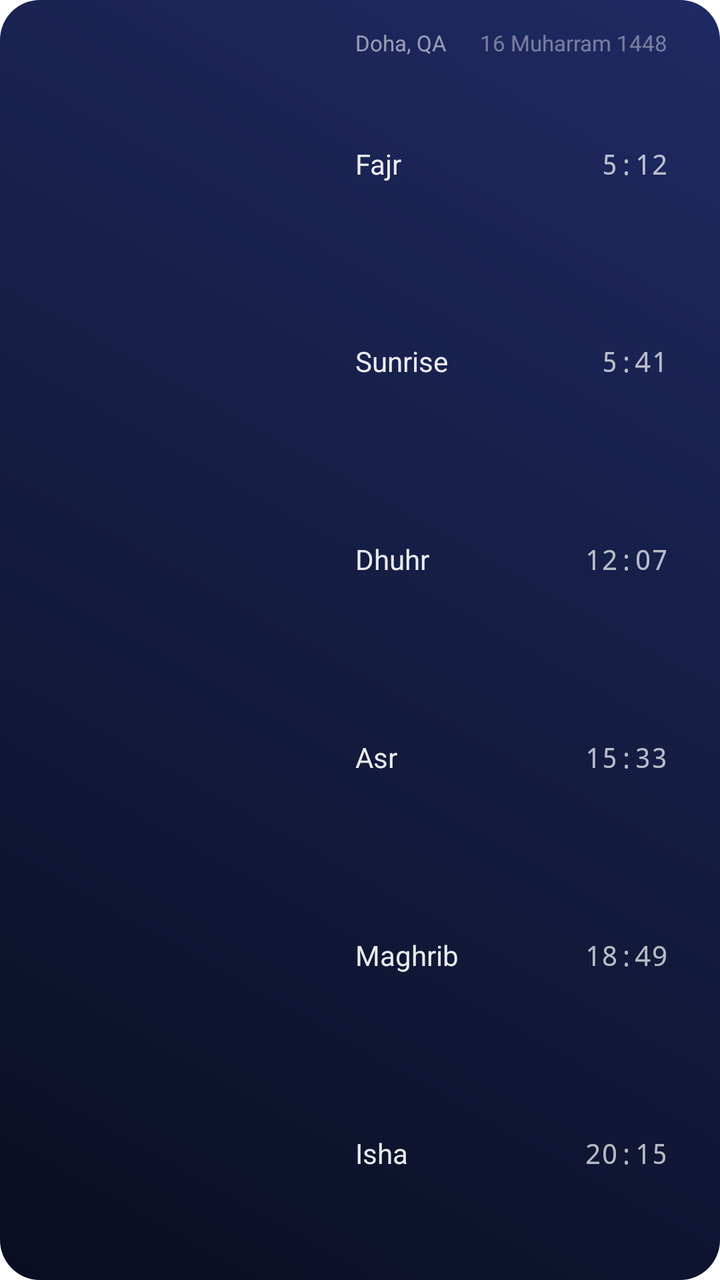
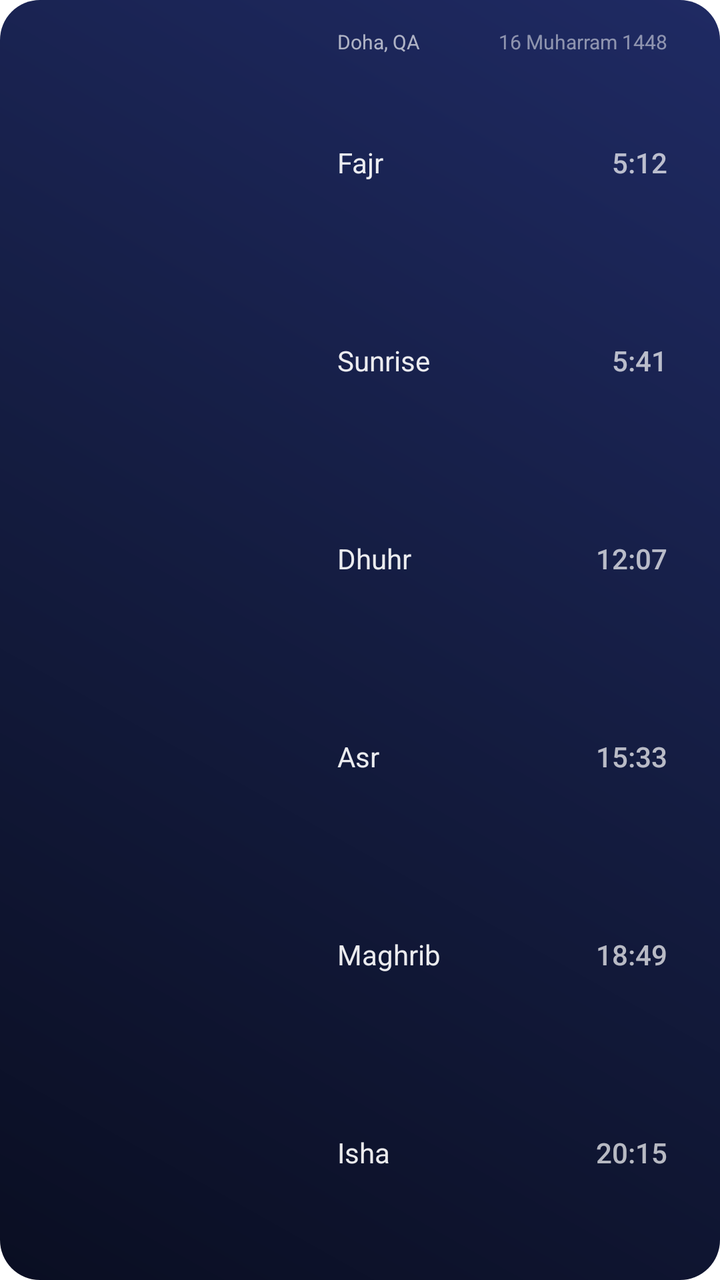

Compare the two renders of this Android layout. The source of the first and the diff that turns it into the second are given below.
<!-- AndroidManifest.xml: another module's application theme Theme.meeqat_app -->
<!-- res/layout/widget_prayer_wide.xml -->
<?xml version="1.0" encoding="utf-8"?>
<LinearLayout xmlns:android="http://schemas.android.com/apk/res/android"
    android:id="@+id/widget_root"
    android:layout_width="match_parent"
    android:layout_height="match_parent"
    android:background="@drawable/widget_background"
    android:orientation="horizontal"
    android:gravity="center_vertical"
    android:padding="14dp">

    <ImageView
        android:id="@+id/orbit_image"
        android:layout_width="0dp"
        android:layout_height="match_parent"
        android:layout_weight="0.44"
        android:adjustViewBounds="true"
        android:scaleType="fitCenter"
        android:contentDescription="@null" />

    <LinearLayout
        android:layout_width="0dp"
        android:layout_height="match_parent"
        android:layout_weight="0.56"
        android:layout_marginStart="10dp"
        android:orientation="vertical">

        <LinearLayout
            android:layout_width="match_parent"
            android:layout_height="wrap_content"
            android:orientation="horizontal"
            android:gravity="center_vertical"
            android:paddingStart="12dp"
            android:paddingEnd="12dp">
            <TextView android:id="@+id/location_text" android:layout_width="0dp" android:layout_height="wrap_content" android:layout_weight="1" android:text="Doha, QA" android:textColor="#8CFFFFFF" android:textSize="11sp" android:maxLines="1" android:ellipsize="end" />
            <TextView android:id="@+id/hijri_date" android:layout_width="wrap_content" android:layout_height="wrap_content" android:text="16 Muharram 1448" android:textColor="#66FFFFFF" android:textSize="11sp" android:maxLines="1" android:ellipsize="end" />
        </LinearLayout>

        <include layout="@layout/widget_times_list"
            android:layout_width="match_parent"
            android:layout_height="0dp"
            android:layout_weight="1"
            android:layout_marginTop="4dp" />

        <TextView android:id="@+id/now_clock" android:layout_width="0dp" android:layout_height="0dp" android:visibility="gone" />
        <TextView android:id="@+id/gregorian_date" android:layout_width="0dp" android:layout_height="0dp" android:visibility="gone" />
    </LinearLayout>

</LinearLayout>
<!-- res/layout/widget_times_list.xml (included above) -->
<?xml version="1.0" encoding="utf-8"?>
<LinearLayout xmlns:android="http://schemas.android.com/apk/res/android"
    android:id="@+id/times_list"
    android:layout_width="match_parent"
    android:layout_height="match_parent"
    android:orientation="vertical"
    android:baselineAligned="false">

    <LinearLayout android:id="@+id/strip_col_1" android:layout_width="match_parent" android:layout_height="0dp" android:layout_weight="1" android:orientation="horizontal" android:gravity="center_vertical" android:paddingStart="12dp" android:paddingEnd="12dp">
        <TextView android:id="@+id/strip_label_1" android:layout_width="0dp" android:layout_height="wrap_content" android:layout_weight="1" android:text="Fajr" android:textColor="#EAFFFFFF" android:textSize="14sp" android:maxLines="1" android:ellipsize="end" />
        <TextView android:id="@+id/strip_time_1" android:layout_width="wrap_content" android:layout_height="wrap_content" android:text="5:12" android:textColor="#B3FFFFFF" android:textSize="14sp" android:fontFamily="monospace" android:maxLines="1" />
    </LinearLayout>

    <LinearLayout android:id="@+id/strip_col_2" android:layout_width="match_parent" android:layout_height="0dp" android:layout_weight="1" android:orientation="horizontal" android:gravity="center_vertical" android:paddingStart="12dp" android:paddingEnd="12dp">
        <TextView android:id="@+id/strip_label_2" android:layout_width="0dp" android:layout_height="wrap_content" android:layout_weight="1" android:text="Sunrise" android:textColor="#EAFFFFFF" android:textSize="14sp" android:maxLines="1" android:ellipsize="end" />
        <TextView android:id="@+id/strip_time_2" android:layout_width="wrap_content" android:layout_height="wrap_content" android:text="5:41" android:textColor="#B3FFFFFF" android:textSize="14sp" android:fontFamily="monospace" android:maxLines="1" />
    </LinearLayout>

    <LinearLayout android:id="@+id/strip_col_3" android:layout_width="match_parent" android:layout_height="0dp" android:layout_weight="1" android:orientation="horizontal" android:gravity="center_vertical" android:paddingStart="12dp" android:paddingEnd="12dp">
        <TextView android:id="@+id/strip_label_3" android:layout_width="0dp" android:layout_height="wrap_content" android:layout_weight="1" android:text="Dhuhr" android:textColor="#EAFFFFFF" android:textSize="14sp" android:maxLines="1" android:ellipsize="end" />
        <TextView android:id="@+id/strip_time_3" android:layout_width="wrap_content" android:layout_height="wrap_content" android:text="12:07" android:textColor="#B3FFFFFF" android:textSize="14sp" android:fontFamily="monospace" android:maxLines="1" />
    </LinearLayout>

    <LinearLayout android:id="@+id/strip_col_4" android:layout_width="match_parent" android:layout_height="0dp" android:layout_weight="1" android:orientation="horizontal" android:gravity="center_vertical" android:paddingStart="12dp" android:paddingEnd="12dp">
        <TextView android:id="@+id/strip_label_4" android:layout_width="0dp" android:layout_height="wrap_content" android:layout_weight="1" android:text="Asr" android:textColor="#EAFFFFFF" android:textSize="14sp" android:maxLines="1" android:ellipsize="end" />
        <TextView android:id="@+id/strip_time_4" android:layout_width="wrap_content" android:layout_height="wrap_content" android:text="15:33" android:textColor="#B3FFFFFF" android:textSize="14sp" android:fontFamily="monospace" android:maxLines="1" />
    </LinearLayout>

    <LinearLayout android:id="@+id/strip_col_5" android:layout_width="match_parent" android:layout_height="0dp" android:layout_weight="1" android:orientation="horizontal" android:gravity="center_vertical" android:paddingStart="12dp" android:paddingEnd="12dp">
        <TextView android:id="@+id/strip_label_5" android:layout_width="0dp" android:layout_height="wrap_content" android:layout_weight="1" android:text="Maghrib" android:textColor="#EAFFFFFF" android:textSize="14sp" android:maxLines="1" android:ellipsize="end" />
        <TextView android:id="@+id/strip_time_5" android:layout_width="wrap_content" android:layout_height="wrap_content" android:text="18:49" android:textColor="#B3FFFFFF" android:textSize="14sp" android:fontFamily="monospace" android:maxLines="1" />
    </LinearLayout>

    <LinearLayout android:id="@+id/strip_col_6" android:layout_width="match_parent" android:layout_height="0dp" android:layout_weight="1" android:orientation="horizontal" android:gravity="center_vertical" android:paddingStart="12dp" android:paddingEnd="12dp">
        <TextView android:id="@+id/strip_label_6" android:layout_width="0dp" android:layout_height="wrap_content" android:layout_weight="1" android:text="Isha" android:textColor="#EAFFFFFF" android:textSize="14sp" android:maxLines="1" android:ellipsize="end" />
        <TextView android:id="@+id/strip_time_6" android:layout_width="wrap_content" android:layout_height="wrap_content" android:text="20:15" android:textColor="#B3FFFFFF" android:textSize="14sp" android:fontFamily="monospace" android:maxLines="1" />
    </LinearLayout>

</LinearLayout>
<!-- resources referenced by this layout -->
<resources>
  <!-- drawable widget_background (drawable) -->
  <?xml version="1.0" encoding="utf-8"?>
  <shape xmlns:android="http://schemas.android.com/apk/res/android"
      android:shape="rectangle">
      <gradient
          android:type="linear"
          android:angle="225"
          android:startColor="#1f2a63"
          android:centerColor="#141c40"
          android:endColor="#0a0e22" />
      <corners android:radius="20dp" />
  </shape>
  <style name="Theme.meeqat_app" parent="Theme.MaterialComponents.DayNight.NoActionBar">
          
      </style>
</resources>

<!-- the commit's change to res/layout/widget_prayer_wide.xml (unified diff, before → after) -->
@@ -12,7 +12,7 @@
         android:id="@+id/orbit_image"
         android:layout_width="0dp"
         android:layout_height="match_parent"
-        android:layout_weight="0.44"
+        android:layout_weight="0.42"
         android:adjustViewBounds="true"
         android:scaleType="fitCenter"
         android:contentDescription="@null" />
@@ -20,8 +20,8 @@
     <LinearLayout
         android:layout_width="0dp"
         android:layout_height="match_parent"
-        android:layout_weight="0.56"
-        android:layout_marginStart="10dp"
+        android:layout_weight="0.58"
+        android:layout_marginStart="6dp"
         android:orientation="vertical">
 
         <LinearLayout
@@ -31,8 +31,8 @@
             android:gravity="center_vertical"
             android:paddingStart="12dp"
             android:paddingEnd="12dp">
-            <TextView android:id="@+id/location_text" android:layout_width="0dp" android:layout_height="wrap_content" android:layout_weight="1" android:text="Doha, QA" android:textColor="#8CFFFFFF" android:textSize="11sp" android:maxLines="1" android:ellipsize="end" />
-            <TextView android:id="@+id/hijri_date" android:layout_width="wrap_content" android:layout_height="wrap_content" android:text="16 Muharram 1448" android:textColor="#66FFFFFF" android:textSize="11sp" android:maxLines="1" android:ellipsize="end" />
+            <TextView android:id="@+id/location_text" android:layout_width="wrap_content" android:layout_height="wrap_content" android:text="Doha, QA" android:textColor="#A6FFFFFF" android:textSize="10sp" android:maxLines="1" />
+            <TextView android:id="@+id/hijri_date" android:layout_width="0dp" android:layout_height="wrap_content" android:layout_weight="1" android:layout_marginStart="8dp" android:gravity="end" android:text="16 Muharram 1448" android:textColor="#80FFFFFF" android:textSize="10sp" android:maxLines="1" android:ellipsize="end" />
         </LinearLayout>
 
         <include layout="@layout/widget_times_list"
@@ -57,32 +57,32 @@
 
     <LinearLayout android:id="@+id/strip_col_1" android:layout_width="match_parent" android:layout_height="0dp" android:layout_weight="1" android:orientation="horizontal" android:gravity="center_vertical" android:paddingStart="12dp" android:paddingEnd="12dp">
         <TextView android:id="@+id/strip_label_1" android:layout_width="0dp" android:layout_height="wrap_content" android:layout_weight="1" android:text="Fajr" android:textColor="#EAFFFFFF" android:textSize="14sp" android:maxLines="1" android:ellipsize="end" />
-        <TextView android:id="@+id/strip_time_1" android:layout_width="wrap_content" android:layout_height="wrap_content" android:text="5:12" android:textColor="#B3FFFFFF" android:textSize="14sp" android:fontFamily="monospace" android:maxLines="1" />
+        <TextView android:id="@+id/strip_time_1" android:layout_width="wrap_content" android:layout_height="wrap_content" android:text="5:12" android:textColor="#B3FFFFFF" android:textSize="14sp" android:fontFamily="sans-serif-medium" android:fontFeatureSettings="tnum" android:maxLines="1" />
     </LinearLayout>
 
     <LinearLayout android:id="@+id/strip_col_2" android:layout_width="match_parent" android:layout_height="0dp" android:layout_weight="1" android:orientation="horizontal" android:gravity="center_vertical" android:paddingStart="12dp" android:paddingEnd="12dp">
         <TextView android:id="@+id/strip_label_2" android:layout_width="0dp" android:layout_height="wrap_content" android:layout_weight="1" android:text="Sunrise" android:textColor="#EAFFFFFF" android:textSize="14sp" android:maxLines="1" android:ellipsize="end" />
-        <TextView android:id="@+id/strip_time_2" android:layout_width="wrap_content" android:layout_height="wrap_content" android:text="5:41" android:textColor="#B3FFFFFF" android:textSize="14sp" android:fontFamily="monospace" android:maxLines="1" />
+        <TextView android:id="@+id/strip_time_2" android:layout_width="wrap_content" android:layout_height="wrap_content" android:text="5:41" android:textColor="#B3FFFFFF" android:textSize="14sp" android:fontFamily="sans-serif-medium" android:fontFeatureSettings="tnum" android:maxLines="1" />
     </LinearLayout>
 
     <LinearLayout android:id="@+id/strip_col_3" android:layout_width="match_parent" android:layout_height="0dp" android:layout_weight="1" android:orientation="horizontal" android:gravity="center_vertical" android:paddingStart="12dp" android:paddingEnd="12dp">
         <TextView android:id="@+id/strip_label_3" android:layout_width="0dp" android:layout_height="wrap_content" android:layout_weight="1" android:text="Dhuhr" android:textColor="#EAFFFFFF" android:textSize="14sp" android:maxLines="1" android:ellipsize="end" />
-        <TextView android:id="@+id/strip_time_3" android:layout_width="wrap_content" android:layout_height="wrap_content" android:text="12:07" android:textColor="#B3FFFFFF" android:textSize="14sp" android:fontFamily="monospace" android:maxLines="1" />
+        <TextView android:id="@+id/strip_time_3" android:layout_width="wrap_content" android:layout_height="wrap_content" android:text="12:07" android:textColor="#B3FFFFFF" android:textSize="14sp" android:fontFamily="sans-serif-medium" android:fontFeatureSettings="tnum" android:maxLines="1" />
     </LinearLayout>
 
     <LinearLayout android:id="@+id/strip_col_4" android:layout_width="match_parent" android:layout_height="0dp" android:layout_weight="1" android:orientation="horizontal" android:gravity="center_vertical" android:paddingStart="12dp" android:paddingEnd="12dp">
         <TextView android:id="@+id/strip_label_4" android:layout_width="0dp" android:layout_height="wrap_content" android:layout_weight="1" android:text="Asr" android:textColor="#EAFFFFFF" android:textSize="14sp" android:maxLines="1" android:ellipsize="end" />
-        <TextView android:id="@+id/strip_time_4" android:layout_width="wrap_content" android:layout_height="wrap_content" android:text="15:33" android:textColor="#B3FFFFFF" android:textSize="14sp" android:fontFamily="monospace" android:maxLines="1" />
+        <TextView android:id="@+id/strip_time_4" android:layout_width="wrap_content" android:layout_height="wrap_content" android:text="15:33" android:textColor="#B3FFFFFF" android:textSize="14sp" android:fontFamily="sans-serif-medium" android:fontFeatureSettings="tnum" android:maxLines="1" />
     </LinearLayout>
 
     <LinearLayout android:id="@+id/strip_col_5" android:layout_width="match_parent" android:layout_height="0dp" android:layout_weight="1" android:orientation="horizontal" android:gravity="center_vertical" android:paddingStart="12dp" android:paddingEnd="12dp">
         <TextView android:id="@+id/strip_label_5" android:layout_width="0dp" android:layout_height="wrap_content" android:layout_weight="1" android:text="Maghrib" android:textColor="#EAFFFFFF" android:textSize="14sp" android:maxLines="1" android:ellipsize="end" />
-        <TextView android:id="@+id/strip_time_5" android:layout_width="wrap_content" android:layout_height="wrap_content" android:text="18:49" android:textColor="#B3FFFFFF" android:textSize="14sp" android:fontFamily="monospace" android:maxLines="1" />
+        <TextView android:id="@+id/strip_time_5" android:layout_width="wrap_content" android:layout_height="wrap_content" android:text="18:49" android:textColor="#B3FFFFFF" android:textSize="14sp" android:fontFamily="sans-serif-medium" android:fontFeatureSettings="tnum" android:maxLines="1" />
     </LinearLayout>
 
     <LinearLayout android:id="@+id/strip_col_6" android:layout_width="match_parent" android:layout_height="0dp" android:layout_weight="1" android:orientation="horizontal" android:gravity="center_vertical" android:paddingStart="12dp" android:paddingEnd="12dp">
         <TextView android:id="@+id/strip_label_6" android:layout_width="0dp" android:layout_height="wrap_content" android:layout_weight="1" android:text="Isha" android:textColor="#EAFFFFFF" android:textSize="14sp" android:maxLines="1" android:ellipsize="end" />
-        <TextView android:id="@+id/strip_time_6" android:layout_width="wrap_content" android:layout_height="wrap_content" android:text="20:15" android:textColor="#B3FFFFFF" android:textSize="14sp" android:fontFamily="monospace" android:maxLines="1" />
+        <TextView android:id="@+id/strip_time_6" android:layout_width="wrap_content" android:layout_height="wrap_content" android:text="20:15" android:textColor="#B3FFFFFF" android:textSize="14sp" android:fontFamily="sans-serif-medium" android:fontFeatureSettings="tnum" android:maxLines="1" />
     </LinearLayout>
 
 </LinearLayout>
